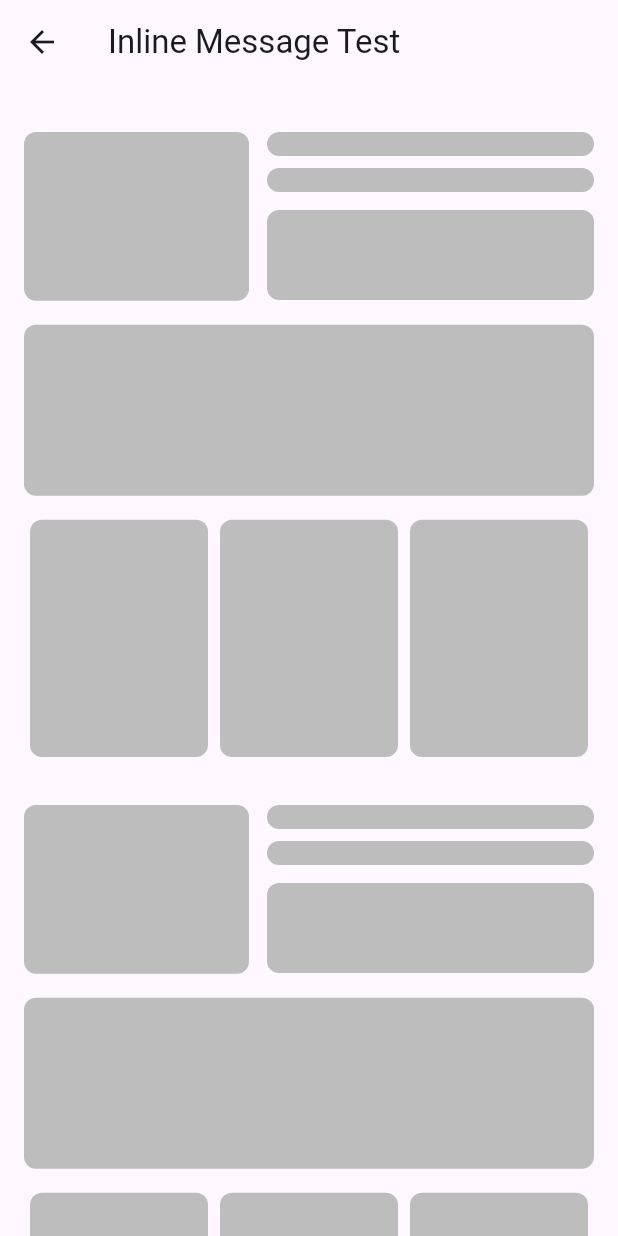
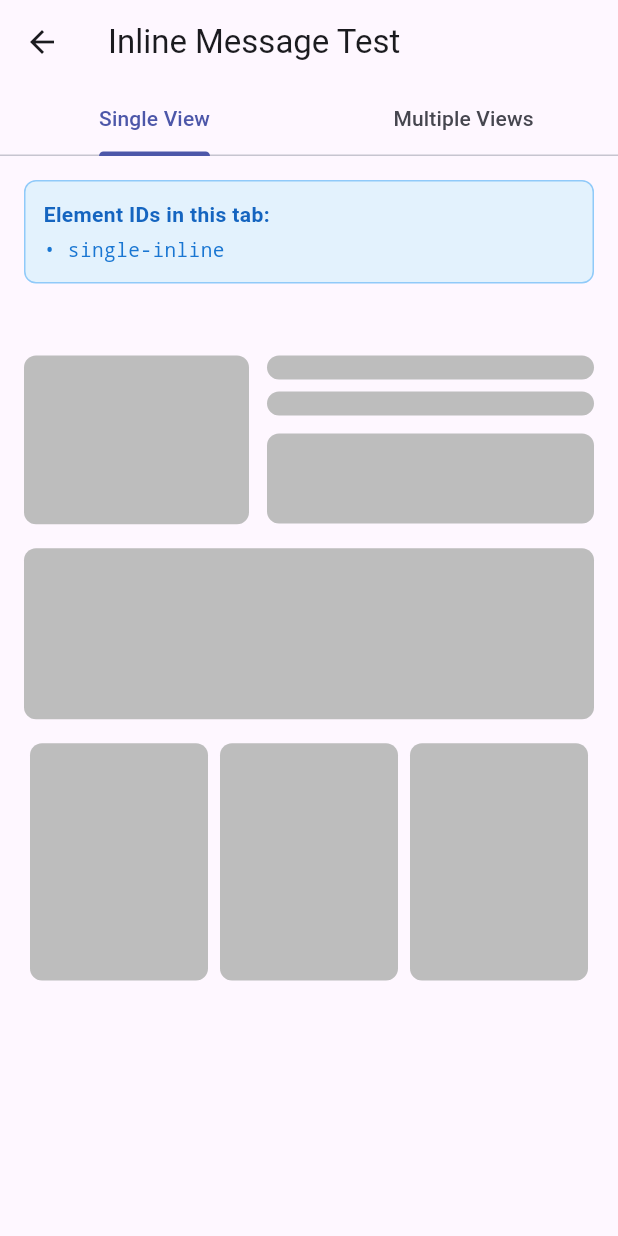
Before and after one commit to customerio/customerio-flutter, a Flutter app: the InlineMessagesScreen screen opened by its route, on a phone screen of 412 x 824 dp. Run offline on Flutter 3.47's test engine with Material 3 defaults, Android fonts, the phone set to English and light mode, and no system bars; our stand-ins replace email_validator, firebase_core, firebase_messaging, flutter_dotenv, flutter_local_notifications, go_router and 4 more; accounts and stored records are empty.

Commit message:
chore: Implement tabbed inline view to enable testing inline bug (#283)

```diff
--- a/apps/amiapp_flutter/lib/src/screens/inline_messages.dart
+++ b/apps/amiapp_flutter/lib/src/screens/inline_messages.dart
@@ -5,46 +5,157 @@ import 'package:flutter/material.dart';
 
 import '../components/container.dart';
 
-class InlineMessagesScreen extends StatelessWidget {
+class InlineMessagesScreen extends StatefulWidget {
   const InlineMessagesScreen({super.key});
+
+  @override
+  State<InlineMessagesScreen> createState() => _InlineMessagesScreenState();
+}
+
+class _InlineMessagesScreenState extends State<InlineMessagesScreen>
+    with SingleTickerProviderStateMixin {
+  late TabController _tabController;
+
+  @override
+  void initState() {
+    super.initState();
+    _tabController = TabController(length: 2, vsync: this);
+  }
+
+  @override
+  void dispose() {
+    _tabController.dispose();
+    super.dispose();
+  }
 
   @override
   Widget build(BuildContext context) {
     return AppContainer(
       appBar: AppBar(
         title: const Text('Inline Message Test'),
+        bottom: TabBar(
+          controller: _tabController,
+          tabs: const [
+            Tab(text: 'Single View'),
+            Tab(text: 'Multiple Views'),
+          ],
+        ),
       ),
-      body: Column(
+      body: TabBarView(
+        controller: _tabController,
         children: [
-          // Sticky Header Inline Message
+          _buildSingleViewTab(),
+          _buildMultipleViewsTab(),
+        ],
+      ),
+    );
+  }
+
+  Widget _buildSingleViewTab() {
+    return SingleChildScrollView(
+      padding: const EdgeInsets.all(16),
+      child: Column(
+        children: [
+          Container(
+            width: double.infinity,
+            padding: const EdgeInsets.all(12),
+            margin: const EdgeInsets.only(bottom: 16),
+            decoration: BoxDecoration(
+              color: Colors.blue[50],
+              borderRadius: BorderRadius.circular(8),
+              border: Border.all(color: Colors.blue[200]!),
+            ),
+            child: Column(
+              crossAxisAlignment: CrossAxisAlignment.start,
+              children: [
+                Text(
+                  'Element IDs in this tab:',
+                  style: TextStyle(
+                    fontWeight: FontWeight.bold,
+                    color: Colors.blue[800],
+                    fontSize: 14,
+                  ),
+                ),
+                const SizedBox(height: 4),
+                Text(
+                  '• single-inline',
+                  style: TextStyle(
+                    color: Colors.blue[700],
+                    fontSize: 13,
+                    fontFamily: 'monospace',
+                  ),
+                ),
+              ],
+            ),
+          ),
           InlineInAppMessageView(
-            elementId: 'sticky-header',
+            elementId: 'single-inline',
             onActionClick: _showInlineActionClick,
           ),
-          Expanded(
-            child: SingleChildScrollView(
-              padding: const EdgeInsets.all(16),
-              child: Column(
-                children: [
-                  _buildImageAndTextBlock(),
-                  _buildFullWidthCard(),
-                  _buildThreeColumnRow(),
-                  const SizedBox(height: 16),
-                  InlineInAppMessageView(
-                    elementId: 'inline',
-                    onActionClick: _showInlineActionClick,
+          const SizedBox(height: 16),
+          _buildImageAndTextBlock(),
+          _buildFullWidthCard(),
+          _buildThreeColumnRow(),
+        ],
+      ),
+    );
+  }
+
+  Widget _buildMultipleViewsTab() {
+    return SingleChildScrollView(
+      padding: const EdgeInsets.all(16),
+      child: Column(
+        children: [
+          Container(
+            width: double.infinity,
+            padding: const EdgeInsets.all(12),
+            margin: const EdgeInsets.only(bottom: 16),
+            decoration: BoxDecoration(
+              color: Colors.green[50],
+              borderRadius: BorderRadius.circular(8),
+              border: Border.all(color: Colors.green[200]!),
+            ),
+            child: Column(
+              crossAxisAlignment: CrossAxisAlignment.start,
+              children: [
+                Text(
+                  'Element IDs in this tab:',
+                  style: TextStyle(
+                    fontWeight: FontWeight.bold,
+                    color: Colors.green[800],
+                    fontSize: 14,
                   ),
-                  _buildImageAndTextBlock(),
-                  _buildFullWidthCard(),
-                  _buildThreeColumnRow(),
-                  const SizedBox(height: 16),
-                  InlineInAppMessageView(
-                    elementId: 'below-fold',
-                    onActionClick: _showInlineActionClick,
+                ),
+                const SizedBox(height: 4),
+                Text(
+                  '• multi-top\n• multi-middle\n• multi-bottom',
+                  style: TextStyle(
+                    color: Colors.green[700],
+                    fontSize: 13,
+                    fontFamily: 'monospace',
                   ),
-                ],
-              ),
+                ),
+              ],
             ),
+          ),
+          InlineInAppMessageView(
+            elementId: 'multi-top',
+            onActionClick: _showInlineActionClick,
+          ),
+          const SizedBox(height: 16),
+          _buildImageAndTextBlock(),
+          _buildFullWidthCard(),
+          const SizedBox(height: 16),
+          InlineInAppMessageView(
+            elementId: 'multi-middle',
+            onActionClick: _showInlineActionClick,
+          ),
+          const SizedBox(height: 16),
+          _buildThreeColumnRow(),
+          const SizedBox(height: 16),
+          InlineInAppMessageView(
+            elementId: 'multi-bottom',
+            onActionClick: _showInlineActionClick,
           ),
         ],
       ),
```
